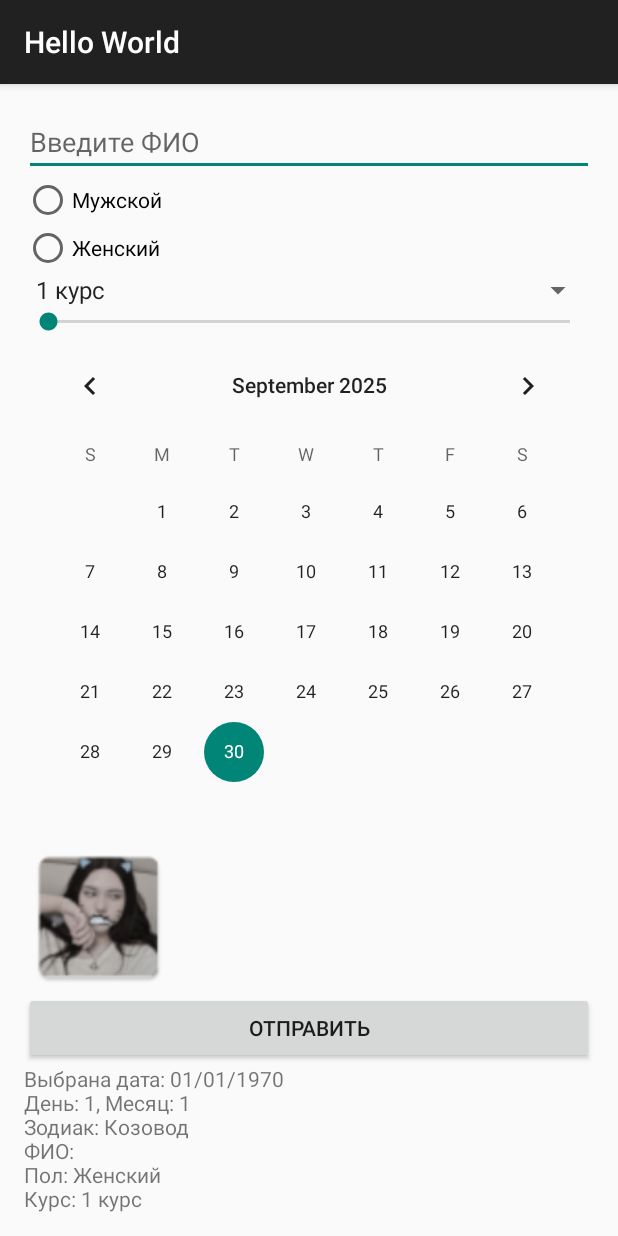
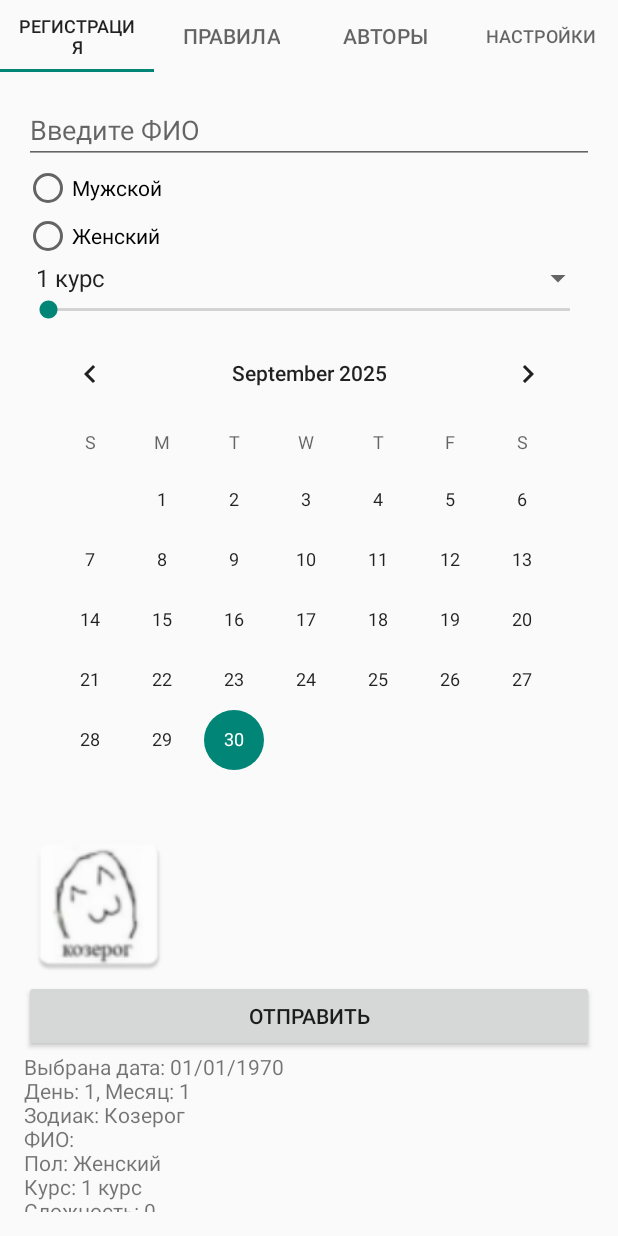
Before and after one commit to Hakiiiiii/PMY, an Android app built with Jetpack Compose: the screen it shows after launch (MainActivity), after a tap on "ОТПРАВИТЬ", on a phone screen of 412 x 824 dp. Run offline under Robolectric (Android 15) with nearby library versions, the phone set to English and light mode, and no system bars.

Commit message:
Updated app_name and removed placeholder strings

```diff
--- a/app/src/main/AndroidManifest.xml
+++ b/app/src/main/AndroidManifest.xml
@@ -6,7 +6,6 @@
         android:dataExtractionRules="@xml/data_extraction_rules"
         android:fullBackupContent="@xml/backup_rules"
         android:icon="@mipmap/ic_launcher"
-        android:label="@string/app_name"
         android:roundIcon="@mipmap/ic_launcher_round"
         android:supportsRtl="true"
         android:theme="@style/Theme.HelloWorld">
--- a/app/src/main/java/com/example/helloworld/MainActivity.kt
+++ b/app/src/main/java/com/example/helloworld/MainActivity.kt
@@ -1,101 +1,49 @@
 package com.example.helloworld
 
+import AuthorsFragment
+import RulesFragment
+import SettingsFragment
 import android.os.Bundle
-import android.view.View
-import android.widget.*
 import androidx.appcompat.app.AppCompatActivity
-import java.util.*
+import androidx.fragment.app.Fragment
+import androidx.fragment.app.FragmentActivity
+import androidx.viewpager2.adapter.FragmentStateAdapter
+import androidx.viewpager2.widget.ViewPager2
+import com.google.android.material.tabs.TabLayout
+import com.google.android.material.tabs.TabLayoutMediator
 
 class MainActivity : AppCompatActivity() {
-    private var selectedDateMillis: Long = 0
-
     override fun onCreate(savedInstanceState: Bundle?) {
         super.onCreate(savedInstanceState)
         setContentView(R.layout.activity_main)
 
-        // Находим все элементы интерфейса
-        val etFullName = findViewById<EditText>(R.id.etFullName)
-        val rgGender = findViewById<RadioGroup>(R.id.rgGender)
-        val spCourse = findViewById<Spinner>(R.id.spCourse)
-        val sbDifficulty = findViewById<SeekBar>(R.id.sbDifficulty)
-        val cvBirthDate = findViewById<CalendarView>(R.id.cvBirthDate)
-        val ivZodiac = findViewById<ImageView>(R.id.ivZodiac)
-        val btnSubmit = findViewById<Button>(R.id.btnSubmit)
-        val tvOutput = findViewById<TextView>(R.id.tvOutput)
+        val viewPager = findViewById<ViewPager2>(R.id.viewPager)
+        val tabLayout = findViewById<TabLayout>(R.id.tabLayout)
 
-        // Настраиваем Spinner для курсов
-        val courses = arrayOf("1 курс", "2 курс", "3 курс", "4 курс")
-        val adapter = ArrayAdapter(this, android.R.layout.simple_spinner_item, courses)
-        adapter.setDropDownViewResource(android.R.layout.simple_spinner_dropdown_item)
-        spCourse.adapter = adapter
+        viewPager.adapter = ViewPagerAdapter(this)
 
-        // Слушатель для CalendarView
-        cvBirthDate.setOnDateChangeListener { _, year, month, dayOfMonth ->
-            val calendar = Calendar.getInstance()
-            calendar.set(year, month, dayOfMonth)
-            selectedDateMillis = calendar.timeInMillis
-        }
+        TabLayoutMediator(tabLayout, viewPager) { tab, position ->
+            tab.text = when (position) {
+                0 -> "Регистрация"
+                1 -> "Правила"
+                2 -> "Авторы"
+                3 -> "Настройки"
+                else -> ""
+            }
+        }.attach()
+    }
+}
 
-        // Обработчик кнопки
-        btnSubmit.setOnClickListener {
-            val fullName = etFullName.text.toString()
-            val genderId = rgGender.checkedRadioButtonId
-            val gender = if (genderId == R.id.rbMale) "Мужской" else "Женский"
-            val course = spCourse.selectedItem.toString()
-            val difficulty = sbDifficulty.progress
-            val birthDate = selectedDateMillis // Используем сохранённую дату
+class ViewPagerAdapter(fragmentActivity: FragmentActivity) : FragmentStateAdapter(fragmentActivity) {
+    override fun getItemCount(): Int = 4
 
-            // Преобразуем дату
-            val calendar = Calendar.getInstance()
-            calendar.timeInMillis = birthDate
-            val day = calendar.get(Calendar.DAY_OF_MONTH)
-            val month = calendar.get(Calendar.MONTH) + 1
-
-            val zodiac = getZodiacSign(day, month)
-
-            // Подробный отладочный вывод
-            val sdf = java.text.SimpleDateFormat("dd/MM/yyyy", Locale.getDefault())
-            val formattedDate = sdf.format(calendar.time)
-            tvOutput.text = "Выбрана дата: $formattedDate\nДень: $day, Месяц: $month\nЗодиак: $zodiac\nФИО: $fullName\nПол: $gender\nКурс: $course\nСложность: $difficulty"
-            ivZodiac.setImageResource(getZodiacImage(zodiac))
-            ivZodiac.visibility = View.VISIBLE
-        }
-    }
-
-    // Функция для определения знака зодиака
-    private fun getZodiacSign(day: Int, month: Int): String {
-        return when {
-            (month == 3 && day >= 21) || (month == 4 && day <= 19) -> "Овен"
-            (month == 4 && day >= 20) || (month == 5 && day <= 20) -> "Телец"
-            (month == 5 && day >= 21) || (month == 6 && day <= 20) -> "Близнецы"
-            (month == 6 && day >= 21) || (month == 7 && day <= 22) -> "Рак"
-            (month == 7 && day >= 23) || (month == 8 && day <= 22) -> "Лев"
-            (month == 8 && day >= 23) || (month == 9 && day <= 22) -> "Дева"
-            (month == 9 && day >= 23) || (month == 10 && day <= 22) -> "Весы"
-            (month == 10 && day >= 23) || (month == 11 && day <= 21) -> "Скорпион"
-            (month == 11 && day >= 22) || (month == 12 && day <= 21) -> "Стрелец"
-            (month == 12 && day >= 22) || (month == 1 && day <= 19) -> "Козовод"
-            (month == 1 && day >= 20) || (month == 2 && day <= 18) -> "Водолей"
-            else -> "Рыбы"
-        }
-    }
-
-    // Функция для получения изображения знака зодиака
-    private fun getZodiacImage(zodiac: String): Int {
-        return when (zodiac) {
-            "Овен" -> R.drawable.zodiac_aries
-            "Телец" -> R.drawable.zodiac_telesc
-            "Близнецы" -> R.drawable.zodiac_bliznecy
-            "Рак" -> R.drawable.zodiac_rak
-            "Лев" -> R.drawable.zodiac_lev
-            "Дева" -> R.drawable.zodiac_deva
-            "Весы" -> R.drawable.zodiac_vesy
-            "Скорпион" -> R.drawable.zodiac_skorpion
-            "Стрелец" -> R.drawable.zodiac_strelec
-            "Козовод" -> R.drawable.zodiac_kozerog2
-            "Водолей" -> R.drawable.zodiac_vodoley
-            "Рыбы" -> R.drawable.zodiac_ryby
-            else -> android.R.color.transparent
+    override fun createFragment(position: Int): Fragment {
+        return when (position) {
+            0 -> RegistrationFragment()
+            1 -> RulesFragment()
+            2 -> AuthorsFragment()
+            3 -> SettingsFragment()
+            else -> Fragment()
         }
     }
 }
--- /dev/null
+++ b/app/src/main/java/com/example/helloworld/RegistrationFragment.kt
@@ -0,0 +1,101 @@
+package com.example.helloworld
+
+import android.os.Bundle
+import android.view.LayoutInflater
+import android.view.View
+import android.view.ViewGroup
+import android.widget.*
+import androidx.fragment.app.Fragment
+import java.text.SimpleDateFormat
+import java.util.*
+
+class RegistrationFragment : Fragment() {
+
+    private var selectedDateMillis: Long = 0
+
+    override fun onCreateView(
+        inflater: LayoutInflater, container: ViewGroup?,
+        savedInstanceState: Bundle?
+    ): View? {
+        val view = inflater.inflate(R.layout.fragment_registration, container, false)
+
+        val etFullName = view.findViewById<EditText>(R.id.etFullName)
+        val rgGender = view.findViewById<RadioGroup>(R.id.rgGender)
+        val spCourse = view.findViewById<Spinner>(R.id.spCourse)
+        val sbDifficulty = view.findViewById<SeekBar>(R.id.sbDifficulty)
+        val cvBirthDate = view.findViewById<CalendarView>(R.id.cvBirthDate)
+        val ivZodiac = view.findViewById<ImageView>(R.id.ivZodiac)
+        val btnSubmit = view.findViewById<Button>(R.id.btnSubmit)
+        val tvOutput = view.findViewById<TextView>(R.id.tvOutput)
+
+        val courses = arrayOf("1 курс", "2 курс", "3 курс", "4 курс")
+        val adapter = ArrayAdapter(requireContext(), android.R.layout.simple_spinner_item, courses)
+        adapter.setDropDownViewResource(android.R.layout.simple_spinner_dropdown_item)
+        spCourse.adapter = adapter
+
+        cvBirthDate.setOnDateChangeListener { _, year, month, dayOfMonth ->
+            val calendar = Calendar.getInstance()
+            calendar.set(year, month, dayOfMonth)
+            selectedDateMillis = calendar.timeInMillis
+        }
+
+        btnSubmit.setOnClickListener {
+            val fullName = etFullName.text.toString()
+            val genderId = rgGender.checkedRadioButtonId
+            val gender = if (genderId == R.id.rbMale) "Мужской" else "Женский"
+            val course = spCourse.selectedItem.toString()
+            val difficulty = sbDifficulty.progress
+            val birthDate = selectedDateMillis
+
+            val calendar = Calendar.getInstance()
+            calendar.timeInMillis = birthDate
+            val day = calendar.get(Calendar.DAY_OF_MONTH)
+            val month = calendar.get(Calendar.MONTH) + 1
+            val zodiac = getZodiacSign(day, month)
+
+            val sdf = SimpleDateFormat("dd/MM/yyyy", Locale.getDefault())
+            val formattedDate = sdf.format(calendar.time)
+            tvOutput.text = "Выбрана дата: $formattedDate\nДень: $day, Месяц: $month\nЗодиак: $zodiac\nФИО: $fullName\nПол: $gender\nКурс: $course\nСложность: $difficulty"
+            ivZodiac.setImageResource(getZodiacImage(zodiac))
+            ivZodiac.visibility = View.VISIBLE
+        }
+
+        return view
+    }
+
+    private fun getZodiacSign(day: Int, month: Int): String {
+        return when (month) {
+            1 -> if (day <= 19) "Козерог" else "Водолей"
+            2 -> if (day <= 18) "Водолей" else "Рыбы"
+            3 -> if (day <= 20) "Рыбы" else "Овен"
+            4 -> if (day <= 19) "Овен" else "Телец"
+            5 -> if (day <= 20) "Телец" else "Близнецы"
+            6 -> if (day <= 20) "Близнецы" else "Рак"
+            7 -> if (day <= 22) "Рак" else "Лев"
+            8 -> if (day <= 22) "Лев" else "Дева"
+            9 -> if (day <= 22) "Дева" else "Весы"
+            10 -> if (day <= 22) "Весы" else "Скорпион"
+            11 -> if (day <= 21) "Скорпион" else "Стрелец"
+            12 -> if (day <= 21) "Стрелец" else "Козерог"
+            else -> "Неизвестно"
+        }
+    }
+
+    private fun getZodiacImage(zodiac: String): Int {
+        return when (zodiac) {
+            "Овен" -> R.drawable.zodiac_aries
+            "Телец" -> R.drawable.zodiac_telesc
+            "Близнецы" -> R.drawable.zodiac_bliznecy
+            "Рак" -> R.drawable.zodiac_rak
+            "Лев" -> R.drawable.zodiac_lev
+            "Дева" -> R.drawable.zodiac_deva
+            "Весы" -> R.drawable.zodiac_vesy
+            "Скорпион" -> R.drawable.zodiac_skorpion
+            "Стрелец" -> R.drawable.zodiac_strelec
+            "Козерог" -> R.drawable.zodiac_kozerog
+            "Водолей" -> R.drawable.zodiac_vodoley
+            "Рыбы" -> R.drawable.zodiac_ryby
+            else -> android.R.color.transparent
+        }
+    }
+}
--- a/app/src/main/res/layout/activity_main.xml
+++ b/app/src/main/res/layout/activity_main.xml
@@ -1,75 +1,20 @@
 <?xml version="1.0" encoding="utf-8"?>
 <LinearLayout xmlns:android="http://schemas.android.com/apk/res/android"
+    xmlns:app="http://schemas.android.com/apk/res-auto"
     android:layout_width="match_parent"
     android:layout_height="match_parent"
-    android:orientation="vertical"
-    android:padding="16dp">
+    android:orientation="vertical">
 
-    <!-- ФИО -->
-    <EditText
-        android:id="@+id/etFullName"
+    <com.google.android.material.tabs.TabLayout
+        android:id="@+id/tabLayout"
         android:layout_width="match_parent"
         android:layout_height="wrap_content"
-        android:hint="@string/hint_full_name"
-        android:inputType="textPersonName"
-        android:autofillHints="name" />
+        app:tabMode="fixed"
+        app:tabGravity="fill" />
 
-    <!-- Пол -->
-    <RadioGroup
-        android:id="@+id/rgGender"
+    <androidx.viewpager2.widget.ViewPager2
+        android:id="@+id/viewPager"
         android:layout_width="match_parent"
-        android:layout_height="wrap_content"
-        android:orientation="vertical">
-        <RadioButton
-            android:id="@+id/rbMale"
-            android:layout_width="wrap_content"
-            android:layout_height="wrap_content"
-            android:text="@string/male" />
-        <RadioButton
-            android:id="@+id/rbFemale"
-            android:layout_width="wrap_content"
-            android:layout_height="wrap_content"
-            android:text="@string/female" />
-    </RadioGroup>
-
-    <!-- Курс (Spinner) -->
-    <Spinner
-        android:id="@+id/spCourse"
-        android:layout_width="match_parent"
-        android:layout_height="wrap_content" />
-
-    <!-- Уровень сложности (SeekBar) -->
-    <SeekBar
-        android:id="@+id/sbDifficulty"
-        android:layout_width="match_parent"
-        android:layout_height="wrap_content"
-        android:max="10" />
-
-    <!-- Дата рождения (CalendarView) -->
-    <CalendarView
-        android:id="@+id/cvBirthDate"
-        android:layout_width="match_parent"
-        android:layout_height="wrap_content" />
-
-    <!-- Знак зодиака (ImageView) -->
-    <ImageView
-        android:id="@+id/ivZodiac"
-        android:layout_width="100dp"
-        android:layout_height="100dp"
-        android:visibility="gone"
-        android:contentDescription="@string/zodiac_description" />
-
-    <!-- Кнопка -->
-    <Button
-        android:id="@+id/btnSubmit"
-        android:layout_width="match_parent"
-        android:layout_height="wrap_content"
-        android:text="@string/submit" />
-
-    <!-- Вывод текста -->
-    <TextView
-        android:id="@+id/tvOutput"
-        android:layout_width="match_parent"
-        android:layout_height="wrap_content" />
+        android:layout_height="match_parent" />
 
 </LinearLayout>
--- /dev/null
+++ b/app/src/main/res/layout/fragment_registration.xml
@@ -0,0 +1,75 @@
+<?xml version="1.0" encoding="utf-8"?>
+<LinearLayout xmlns:android="http://schemas.android.com/apk/res/android"
+    android:layout_width="match_parent"
+    android:layout_height="match_parent"
+    android:orientation="vertical"
+    android:padding="16dp">
+
+    <!-- ФИО -->
+    <EditText
+        android:id="@+id/etFullName"
+        android:layout_width="match_parent"
+        android:layout_height="wrap_content"
+        android:hint="@string/hint_full_name"
+        android:inputType="textPersonName"
+        android:autofillHints="name" />
+
+    <!-- Пол -->
+    <RadioGroup
+        android:id="@+id/rgGender"
+        android:layout_width="match_parent"
+        android:layout_height="wrap_content"
+        android:orientation="vertical">
+        <RadioButton
+            android:id="@+id/rbMale"
+            android:layout_width="wrap_content"
+            android:layout_height="wrap_content"
+            android:text="@string/male" />
+        <RadioButton
+            android:id="@+id/rbFemale"
+            android:layout_width="wrap_content"
+            android:layout_height="wrap_content"
+            android:text="@string/female" />
+    </RadioGroup>
+
+    <!-- Курс (Spinner) -->
+    <Spinner
+        android:id="@+id/spCourse"
+        android:layout_width="match_parent"
+        android:layout_height="wrap_content" />
+
+    <!-- Уровень сложности (SeekBar) -->
+    <SeekBar
+        android:id="@+id/sbDifficulty"
+        android:layout_width="match_parent"
+        android:layout_height="wrap_content"
+        android:max="10" />
+
+    <!-- Дата рождения (CalendarView) -->
+    <CalendarView
+        android:id="@+id/cvBirthDate"
+        android:layout_width="match_parent"
+        android:layout_height="wrap_content" />
+
+    <!-- Знак зодиака (ImageView) -->
+    <ImageView
+        android:id="@+id/ivZodiac"
+        android:layout_width="100dp"
+        android:layout_height="100dp"
+        android:visibility="gone"
+        android:contentDescription="@string/zodiac_description" />
+
+    <!-- Кнопка -->
+    <Button
+        android:id="@+id/btnSubmit"
+        android:layout_width="match_parent"
+        android:layout_height="wrap_content"
+        android:text="@string/submit" />
+
+    <!-- Вывод текста -->
+    <TextView
+        android:id="@+id/tvOutput"
+        android:layout_width="match_parent"
+        android:layout_height="wrap_content" />
+
+</LinearLayout>
--- a/app/src/main/res/values/strings.xml
+++ b/app/src/main/res/values/strings.xml
@@ -4,6 +4,7 @@
     <string name="male">Мужской</string>
     <string name="female">Женский</string>
     <string name="submit">Отправить</string>
-    <string name="app_name">Hello World</string>
     <string name="zodiac_description">Изображение знака зодиака</string>
+    <!-- TODO: Remove or change this placeholder text -->
+    <!-- <string name="hello_blank_fragment">Hello blank fragment</string> -->
 </resources>
--- a/app/src/main/res/values/styles.xml
+++ b/app/src/main/res/values/styles.xml
@@ -1,7 +1,7 @@
 <?xml version="1.0" encoding="utf-8"?>
 <resources>
-    <!-- Базовая тема приложения -->
-    <style name="Theme.HelloWorld" parent="Theme.AppCompat.Light.DarkActionBar">
-        <!-- Можно кастомизировать цвета или другие атрибуты -->
+
+    <style name="Theme.HelloWorld" parent="Theme.AppCompat.Light.NoActionBar">
+
     </style>
 </resources>
```
Also changed, not shown: app/build.gradle.kts (+7 -4 lines), app/src/main/java/com/example/helloworld/AuthorsFragment.kt (added, +45 -0 lines), app/src/main/java/com/example/helloworld/RulesFragment.kt (added, +22 -0 lines), app/src/main/java/com/example/helloworld/SettingsFragment.kt (added, +16 -0 lines), app/src/main/res/layout/fragment_authors.xml (added, +13 -0 lines), app/src/main/res/layout/fragment_rules.xml (added, +13 -0 lines), app/src/main/res/layout/fragment_settings.xml (added, +63 -0 lines), app/src/main/res/layout/item_author.xml (added, +25 -0 lines), app/src/main/res/drawable/author1.png (added), 1 other file.
